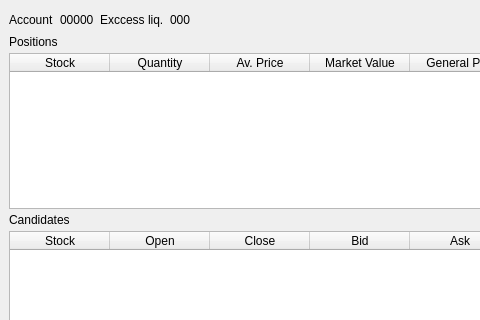
Old version of the form UI/MainWindow.ui in the repository colaisr/algotrader; both pictures show x 0 to 480 and y 0 to 320 of the 1282 by 772 pixel window.
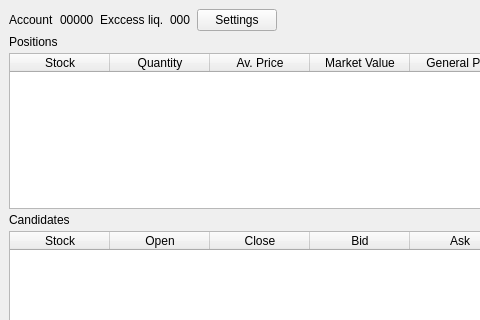
New version of the form.

Commit message: config to separate class exceptions added

```diff
--- a/UI/MainWindow.ui
+++ b/UI/MainWindow.ui
@@ -64,6 +64,13 @@
           </item>
          </layout>
         </item>
+        <item>
+         <widget class="QPushButton" name="btnSettings">
+          <property name="text">
+           <string>Settings</string>
+          </property>
+         </widget>
+        </item>
         <item>
          <spacer name="horizontalSpacer">
           <property name="orientation">
```
The commit also changes 3 other files.
